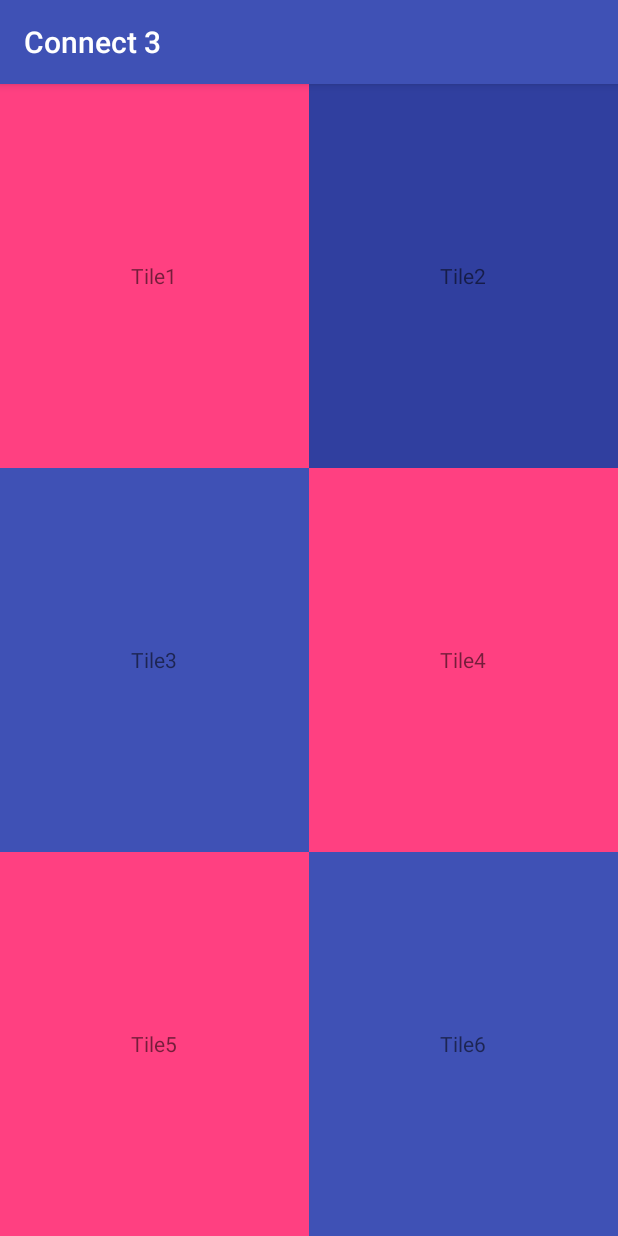
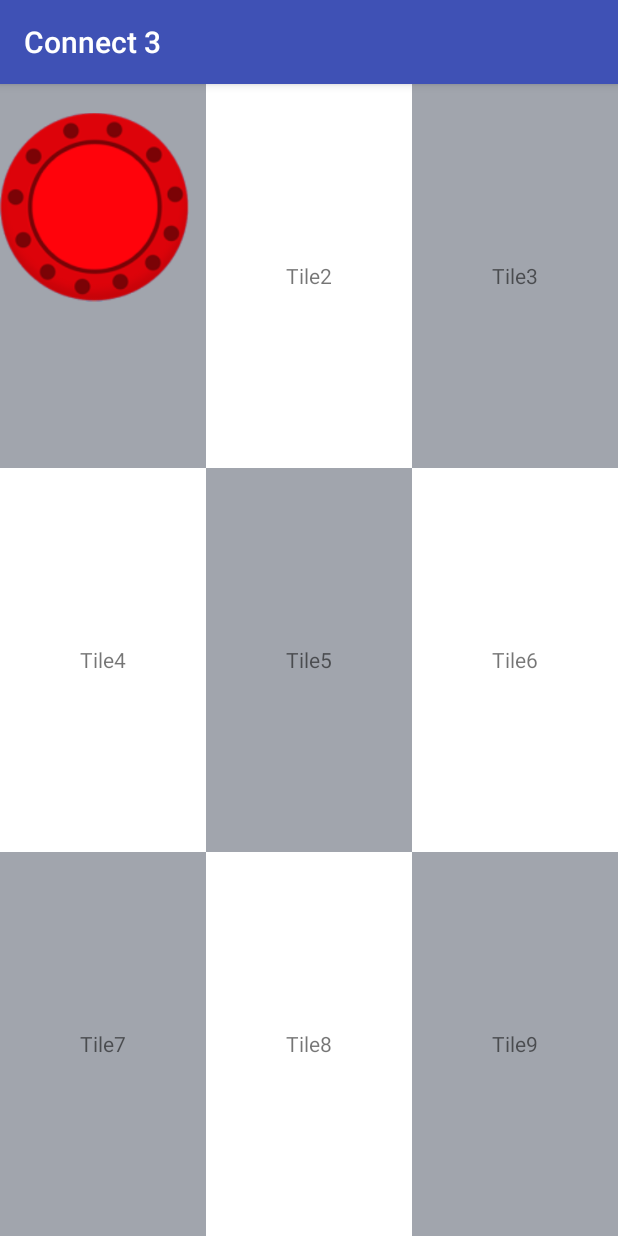
Before and after one commit to wase932/GameConnect3, an Android app: the screen it shows after launch (MainActivity), on a phone screen of 412 x 824 dp. Run offline under Robolectric (Android 15) with nearby library versions, the phone set to English and light mode, and no system bars.

Commit message:
Updated layout using grid (3x3)

```diff
--- a/app/src/main/res/layout/activity_main.xml
+++ b/app/src/main/res/layout/activity_main.xml
@@ -9,7 +9,9 @@
     <GridLayout
         android:layout_width="match_parent"
         android:layout_height="match_parent"
-        android:columnCount="2"
+        android:columnCount="3"
+        android:rowCount="3"
+        android:id="@+id/gameBoard"
         >
 
         <TextView
@@ -19,7 +21,7 @@
             android:layout_rowWeight="1"
             android:gravity="center"
             android:layout_gravity="fill_horizontal"
-            android:background="@color/colorAccent"
+            android:background="@color/colorGray"
             android:id="@+id/One"
             android:text="Tile1" />
 
@@ -30,7 +32,7 @@
             android:layout_rowWeight="1"
             android:gravity="center"
             android:layout_gravity="fill_horizontal"
-            android:background="@color/colorPrimaryDark"
+            android:background="@color/colorWhite"
             android:id="@+id/Two"
             android:text="Tile2" />
 
@@ -41,7 +43,7 @@
             android:layout_columnWeight="1"
             android:gravity="center"
             android:layout_gravity="fill_horizontal"
-            android:background="@color/colorPrimary"
+            android:background="@color/colorGray"
             android:id="@+id/Three"
             android:text="Tile3" />
 
@@ -52,7 +54,7 @@
             android:layout_rowWeight="1"
             android:gravity="center"
             android:layout_gravity="fill_horizontal"
-            android:background="@color/colorAccent"
+            android:background="@color/colorWhite"
             android:id="@+id/Four"
             android:text="Tile4" />
 
@@ -63,7 +65,7 @@
             android:layout_rowWeight="1"
             android:gravity="center"
             android:layout_gravity="fill_horizontal"
-            android:background="@color/colorAccent"
+            android:background="@color/colorGray"
             android:id="@+id/Five"
             android:text="Tile5" />
 
@@ -74,16 +76,48 @@
             android:layout_rowWeight="1"
             android:gravity="center"
             android:layout_gravity="fill_horizontal"
-            android:background="@color/colorPrimary"
+            android:background="@color/colorWhite"
             android:id="@+id/Six"
             android:text="Tile6" />
 
+        <TextView
+            android:layout_width="0dp"
+            android:layout_height="100dp"
+            android:layout_columnWeight="1"
+            android:layout_rowWeight="1"
+            android:gravity="center"
+            android:layout_gravity="fill_horizontal"
+            android:background="@color/colorGray"
+            android:id="@+id/Seven"
+            android:text="Tile7" />
+
+        <TextView
+            android:layout_width="0dp"
+            android:layout_height="100dp"
+            android:layout_columnWeight="1"
+            android:layout_rowWeight="1"
+            android:gravity="center"
+            android:layout_gravity="fill_horizontal"
+            android:background="@color/colorWhite"
+            android:id="@+id/Eight"
+            android:text="Tile8" />
+
+        <TextView
+            android:layout_width="0dp"
+            android:layout_height="100dp"
+            android:layout_columnWeight="1"
+            android:layout_rowWeight="1"
+            android:gravity="center"
+            android:layout_gravity="fill_horizontal"
+            android:background="@color/colorGray"
+            android:id="@+id/Nine"
+            android:text="Tile9" />
     </GridLayout>
 
-            <!--<ImageView-->
-                <!--android:layout_width="126dp"-->
-                <!--android:layout_height="164dp"-->
-                <!--android:padding="0dp"-->
-                <!--android:id="@+id/red"-->
-                <!--android:src="@drawable/red"/>-->
+        <ImageView
+            android:layout_width="126dp"
+            android:layout_height="164dp"
+            android:padding="0dp"
+            android:id="@+id/red"
+            android:src="@drawable/red"/>
 </android.support.constraint.ConstraintLayout>
--- a/app/src/main/res/values/colors.xml
+++ b/app/src/main/res/values/colors.xml
@@ -3,4 +3,6 @@
     <color name="colorPrimary">#3F51B5</color>
     <color name="colorPrimaryDark">#303F9F</color>
     <color name="colorAccent">#FF4081</color>
+    <color name="colorGray">#a1a5ad</color>
+    <color name="colorWhite">#ffffff</color>
 </resources>
```
